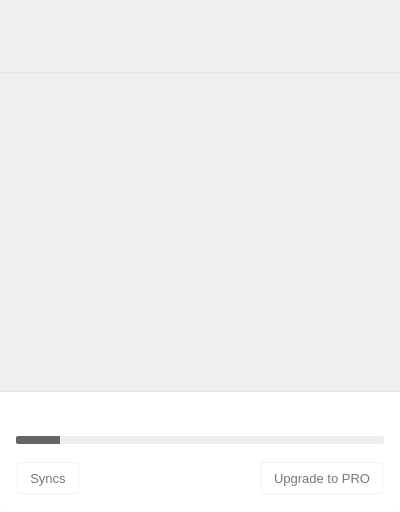
This is src/MEGASync/gui/macx/InfoDialog.ui in meganz/MEGAsync as Qt 5 draws it before an edit. The edited form follows.
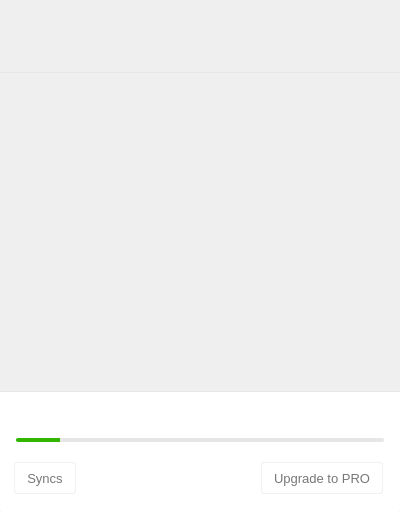
This is the edited form. Icons and pictures are not drawn. Custom widgets are drawn as their Qt base class.

Commit message: Restyling Info Dialog: - Replace old assets of header for new ones - Adjust layout and bottom widget (progressbar styles, overquota style) - Include new status widget to reflect MEGAsync state and manage pause states - Other minor layout fixes and adjustments

Patch:
```diff
--- a/src/MEGASync/gui/macx/InfoDialog.ui
+++ b/src/MEGASync/gui/macx/InfoDialog.ui
@@ -30,15 +30,6 @@
 {
 	border: none;
 }
-QPushButton#bSettings:hover
-{
-	image: url(://images/tray_preferences_over_ico.png);
-}
-
-QPushButton#bTransferManager:hover
-{
-	image: url(://images/tray_transfer_manager_ico_over.png);
-}
 
 #wContainerHeader
 {
@@ -130,7 +121,7 @@
 
 QProgressBar#pUsageStorage, QProgressBar#pUsageQuota
 {
-background-color: #EEEEEE;
+background-color: #E6E6E6;
 border-radius: 2px;
 }
 
@@ -140,14 +131,27 @@
 border-radius: 2px;
 }
                                                             
-QProgressBar#pUsageStorage::chunk, QProgressBar#pUsageQuota::chunk{
-background-color: #666666;
+QProgressBar#pUsageStorage::chunk
+{
+background-color: #2BA6DE;
 border-top-left-radius: 2px;
 border-bottom-left-radius: 2px;
 }
+QProgressBar#pUsageQuota::chunk
+{
+background-color: #31B500;
+border-top-left-radius: 2px;
+border-bottom-left-radius: 2px;
+}
 
-QProgressBar#pUsageStorage::chunk[crossedge=true] , QProgressBar#pUsageQuota::chunk[crossedge=true]{
-background-color: #666666;
+QProgressBar#pUsageStorage::chunk[crossedge=true] {
+background-color: #2BA6DE;
+border-radius: 2px;
+}
+
+QProgressBar#pUsageQuota::chunk[crossedge=true]
+{
+background-color: #31B500;
 border-radius: 2px;
 }
 
@@ -1752,13 +1756,13 @@
                   <property name="minimumSize">
                    <size>
                     <width>368</width>
-                    <height>8</height>
+                    <height>4</height>
                    </size>
                   </property>
                   <property name="maximumSize">
                    <size>
                     <width>368</width>
-                    <height>8</height>
+                    <height>4</height>
                    </size>
                   </property>
                   <property name="value">
@@ -1798,7 +1802,7 @@
           <number>0</number>
          </property>
          <property name="leftMargin">
-          <number>17</number>
+          <number>14</number>
          </property>
          <property name="topMargin">
           <number>0</number>
@@ -1921,6 +1925,12 @@
    <header location="global">InfoDialogTransfersWidget.h</header>
    <container>1</container>
   </customwidget>
+  <customwidget>
+   <class>StatusInfo</class>
+   <extends>QWidget</extends>
+   <header location="global">StatusInfo.h</header>
+   <container>1</container>
+  </customwidget>
  </customwidgets>
  <tabstops>
   <tabstop>bSettings</tabstop>
```
Left out of the diff: 20 changed lines with no effect on the pictures. The commit also changes 28 other files.
